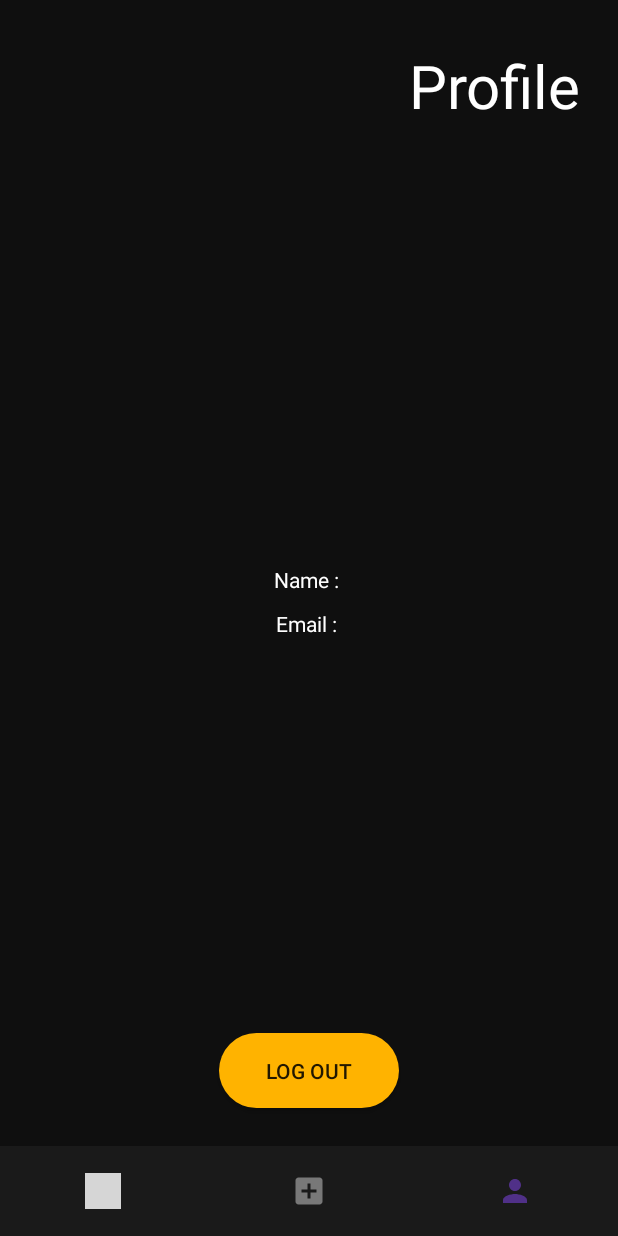
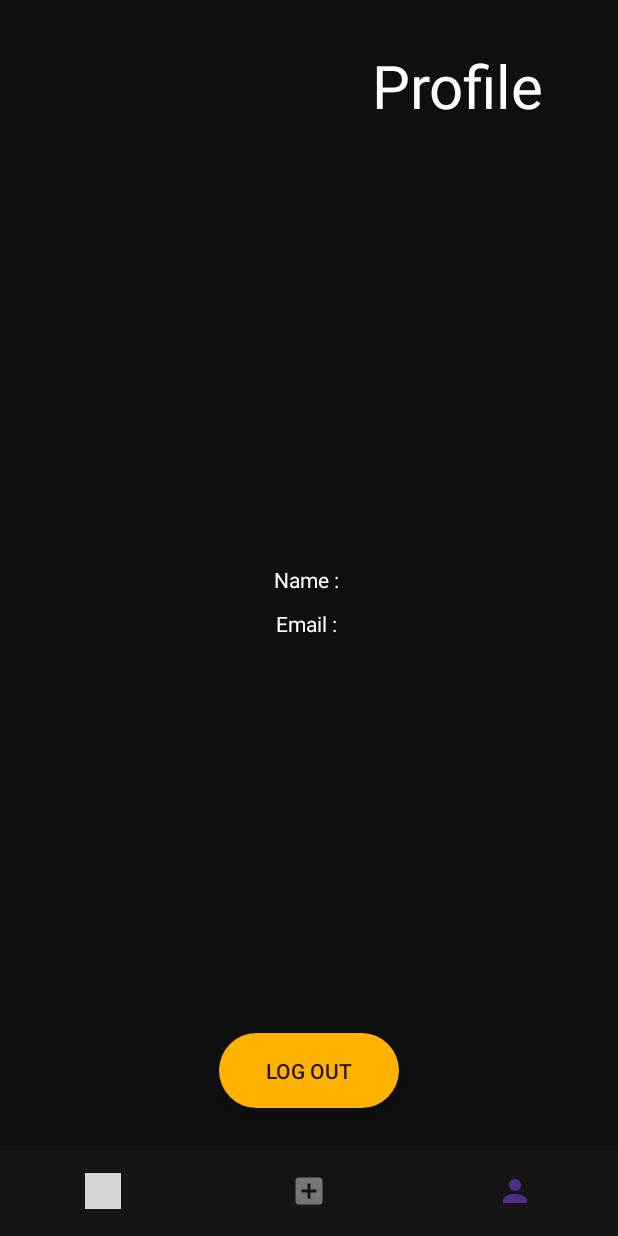
Before and after one commit to sarathlal-k-s/m-easyBUY, an Android app: the screen it shows after launch once a user with an empty profile is signed in (FeedActivity), item 3 of the bottom bar chosen, on a phone screen of 412 x 824 dp. Run offline under Robolectric (Android 15) with nearby library versions, the phone set to English and light mode, and no system bars; our stand-ins replace Firebase (no records; nobody signed in at launch, a user with empty details on screens opened directly); grey boxes are pictures that could not be loaded.

Commit message:
search,post,profile wip always logged in select image

```diff
--- a/app/src/main/res/layout/activity_feed.xml
+++ b/app/src/main/res/layout/activity_feed.xml
@@ -12,13 +12,12 @@
         android:id="@+id/bottomNavigationView"
         android:layout_width="match_parent"
         android:layout_height="60dp"
-        android:background="@color/lightGrey"
+        android:layout_alignParentBottom="true"
+        android:background="#151515"
         app:itemIconTint="@drawable/bottom_nav_color"
         app:itemTextColor="@drawable/bottom_nav_color"
-        app:menu="@menu/bottom_menu"
         app:labelVisibilityMode="unlabeled"
-        android:layout_alignParentBottom="true"
-        />
+        app:menu="@menu/bottom_menu" />
 
     <FrameLayout
         android:id="@+id/fragmentContainer"
--- a/app/src/main/res/layout/fragment_profile.xml
+++ b/app/src/main/res/layout/fragment_profile.xml
@@ -12,7 +12,7 @@
         android:layout_width="0dp"
         android:layout_height="wrap_content"
         android:gravity="end"
-        android:paddingRight="25dp"
+        android:paddingRight="50dp"
         android:layout_marginTop="30dp"
         android:text="@string/profile"
         android:textColor="@color/white"
--- a/app/src/main/res/layout/fragment_search.xml
+++ b/app/src/main/res/layout/fragment_search.xml
@@ -12,7 +12,7 @@
         android:layout_width="0dp"
         android:layout_height="wrap_content"
         android:gravity="start"
-        android:paddingLeft="25dp"
+        android:paddingLeft="50dp"
         android:layout_marginTop="30dp"
         android:text="@string/search"
         android:textColor="@color/white"
```
